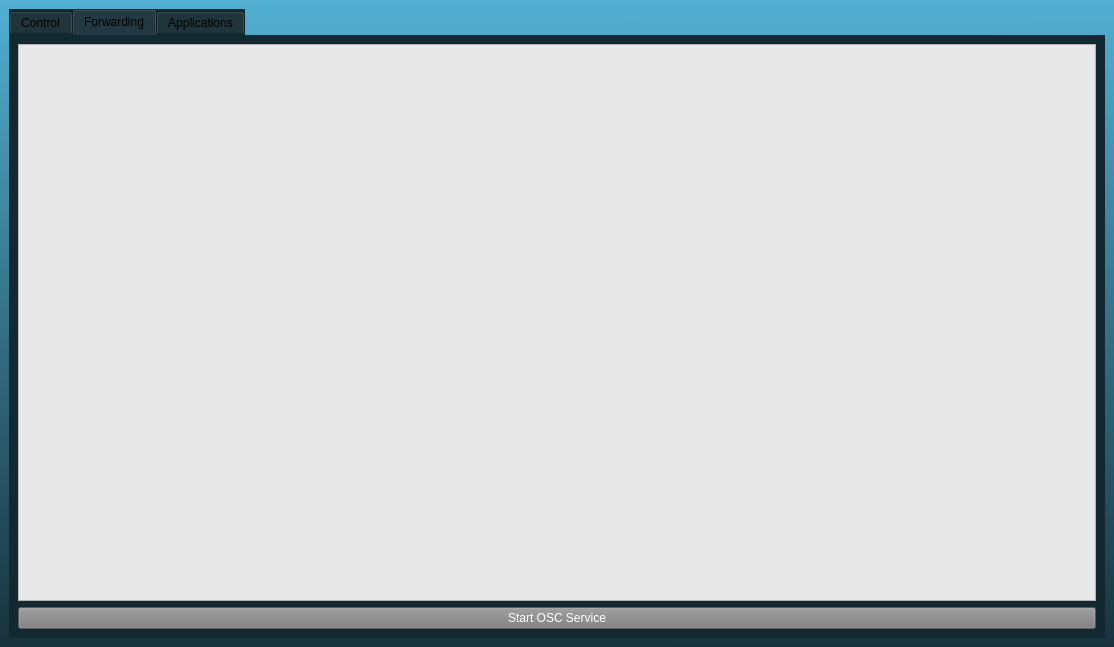
The window that SomoServer/gui.ui (p-sanches/somabits) describes before a commit, drawn with Qt 5.
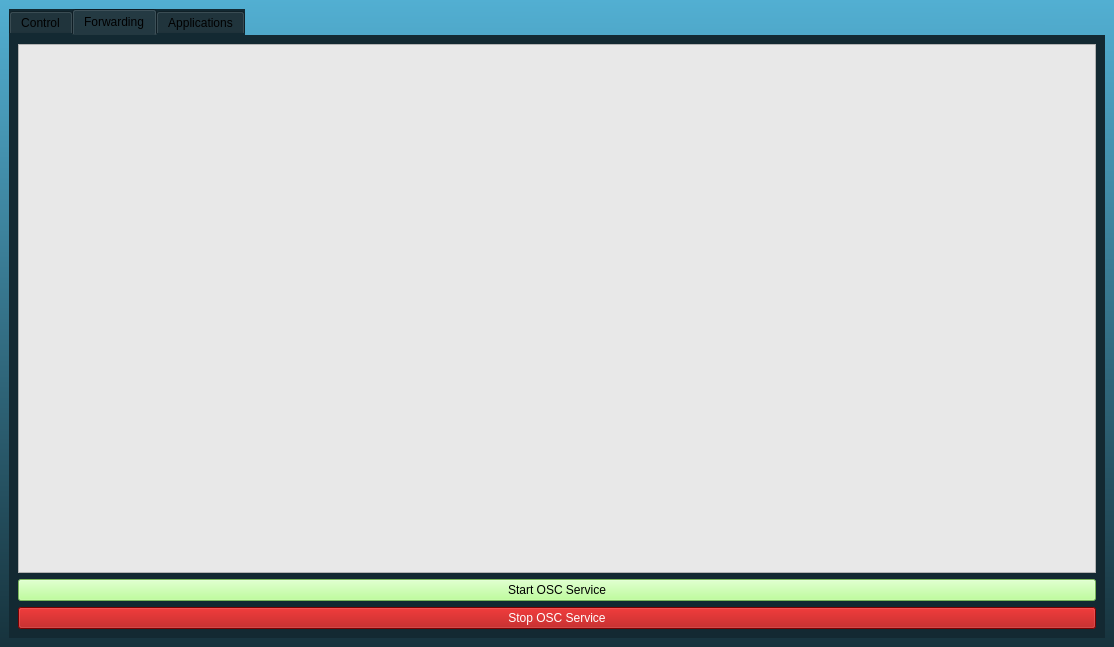
The same window after the commit. The open tabs and pages were chosen to show the change. Icons and pictures are not drawn.

```diff
--- a/SomoServer/gui.ui
+++ b/SomoServer/gui.ui
@@ -604,18 +604,30 @@
           </property>
          </widget>
         </item>
-        <item row="1" column="0">
+        <item row="2" column="0">
          <widget class="QPushButton" name="StartOSC">
           <property name="styleSheet">
-           <string notr="true">background-color: rgb(124, 124, 124);
+           <string notr="true">background-color: rgb(170, 255, 127);
 font: 63 10pt &quot;Adobe Fan Heiti Std B&quot;;
-color: rgb(255, 255, 255);</string>
+color: rgb(0, 0, 0);</string>
           </property>
           <property name="text">
            <string>Start OSC Service</string>
           </property>
          </widget>
         </item>
+        <item row="3" column="0">
+         <widget class="QPushButton" name="StopOSCButton">
+          <property name="styleSheet">
+           <string notr="true">font: 63 10pt &quot;Adobe Fan Heiti Std B&quot;;
+background-color: rgb(170, 0, 0);
+color: rgb(255, 255, 255);</string>
+          </property>
+          <property name="text">
+           <string>Stop OSC Service</string>
+          </property>
+         </widget>
+        </item>
        </layout>
       </widget>
       <widget class="QWidget" name="tab_3">
```
Left out of the diff: 2 changed lines with no effect on the pictures.
